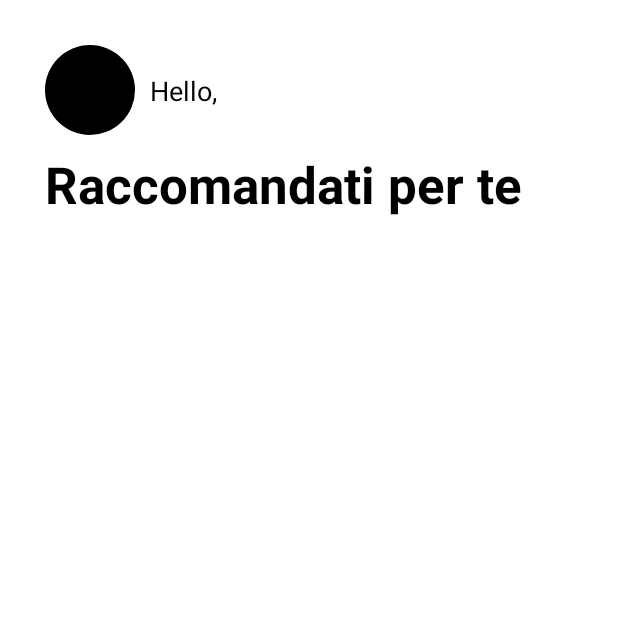
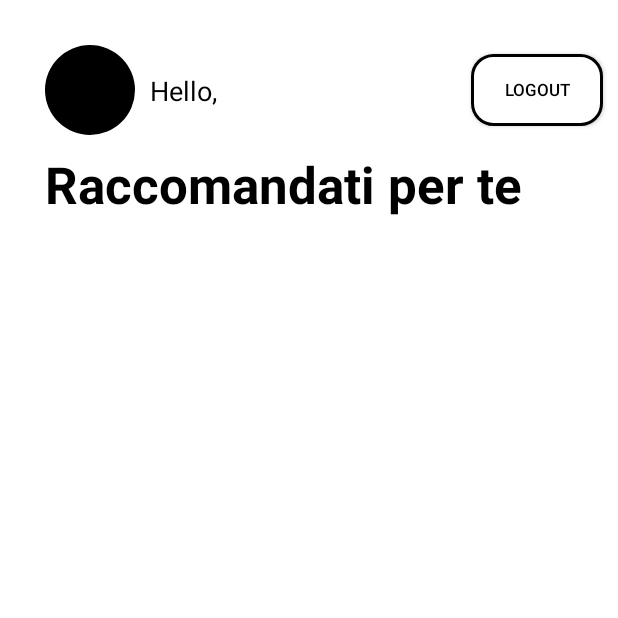
Before and after one commit to Antoniste/TheUncleAndGioppeProject, an Android app built with Jetpack Compose: the HomeFragment screen opened through its navigation route, on a phone screen of 412 x 824 dp, the top half of it. Run offline under Robolectric (Android 15) with nearby library versions, the phone set to English and light mode, and no system bars; our stand-ins replace Dagger/Hilt's generated code, data binding, navigation-ui; network calls fail.

Commit message:
add logout in homePage

```diff
--- a/app/src/main/java/com/example/theuncleandgioppeproject/HomeFragment.kt
+++ b/app/src/main/java/com/example/theuncleandgioppeproject/HomeFragment.kt
@@ -8,15 +8,18 @@ import android.view.View
 import android.view.ViewGroup
 import androidx.core.widget.doOnTextChanged
 import androidx.fragment.app.activityViewModels
+import androidx.navigation.fragment.findNavController
 import com.example.theuncleandgioppeproject.adapter.RecyclerViewAdapterHome
 import com.example.theuncleandgioppeproject.databinding.FragmentHomeBinding
 import com.example.theuncleandgioppeproject.viewModel.HardViewModel
+import com.example.theuncleandgioppeproject.viewModel.LoginViewModel
 import dagger.hilt.android.AndroidEntryPoint
 
 @AndroidEntryPoint
 class HomeFragment : Fragment() {
     private lateinit var binding: FragmentHomeBinding
     private lateinit var adapterRe: RecyclerViewAdapterHome
+    private val loginViewModel: LoginViewModel by activityViewModels()
     private val hardViewModel: HardViewModel by activityViewModels()
 
     override fun onCreateView(
@@ -47,6 +50,11 @@ class HomeFragment : Fragment() {
                 adapter = adapterRe
             }
         }
+        binding.logout.setOnClickListener{
+            loginViewModel.update(false,loginViewModel.userLive.value!!.idUser)
+            loginViewModel.logout()
+            findNavController().navigate(R.id.nav_graph)
+        }
 
     }
 
--- a/app/src/main/java/com/example/theuncleandgioppeproject/SignUpFragment.kt
+++ b/app/src/main/java/com/example/theuncleandgioppeproject/SignUpFragment.kt
@@ -54,7 +54,7 @@ class SignUpFragment : Fragment() {
                 val keyboard = requireContext().getSystemService(Context.INPUT_METHOD_SERVICE) as InputMethodManager
                 keyboard.hideSoftInputFromWindow(binding.root.windowToken, 0)
                 lifecycleScope.launch {
-                    loginViewModel.insertUser(UserPorn(binding.editEmail.text.toString(), binding.editPassword.text.toString()))
+                    loginViewModel.insertUser(UserPorn(binding.editEmail.text.toString(), binding.editPassword.text.toString(),false))
                 }
                 findNavController().navigate(R.id.action_signUpFragment_to_loginFragment)
             }
--- a/app/src/main/java/com/example/theuncleandgioppeproject/db/DaoPorn.kt
+++ b/app/src/main/java/com/example/theuncleandgioppeproject/db/DaoPorn.kt
@@ -4,6 +4,7 @@ import androidx.room.Dao
 import androidx.room.Insert
 import androidx.room.OnConflictStrategy
 import androidx.room.Query
+import androidx.room.Update
 import com.google.android.material.tabs.TabLayout.Tab
 @Dao
 interface DaoPorn {
@@ -11,4 +12,8 @@ interface DaoPorn {
     suspend fun insert(porn: UserPorn)
     @Query("SELECT * FROM user_porn WHERE email=:email AND password= :password")
     suspend fun select(email:String,password:String): UserPorn
+
+    @Query("UPDATE user_porn SET log=:log WHERE idUser=:id")
+        suspend fun update(log:Boolean,id:Int)
+
 }
--- a/app/src/main/java/com/example/theuncleandgioppeproject/db/PornDatabase.kt
+++ b/app/src/main/java/com/example/theuncleandgioppeproject/db/PornDatabase.kt
@@ -3,7 +3,7 @@ package com.example.theuncleandgioppeproject.db
 import androidx.room.Database
 import androidx.room.RoomDatabase
 
-@Database(entities = [UserPorn::class], version = 3)
+@Database(entities = [UserPorn::class], version = 5)
 abstract class PornDatabase : RoomDatabase() {
     abstract fun daoPorn() : DaoPorn
 }
--- a/app/src/main/java/com/example/theuncleandgioppeproject/db/UserPorn.kt
+++ b/app/src/main/java/com/example/theuncleandgioppeproject/db/UserPorn.kt
@@ -9,7 +9,8 @@ class UserPorn (
     @ColumnInfo(name = "email")
     var email: String? =null,
     @ColumnInfo(name = "password")
-    var password:String? =null
+    var password:String? =null,
+    var log:Boolean? = false
 ){
     @PrimaryKey(autoGenerate = true)
     var idUser: Int =0
--- a/app/src/main/java/com/example/theuncleandgioppeproject/repository/PornRepository.kt
+++ b/app/src/main/java/com/example/theuncleandgioppeproject/repository/PornRepository.kt
@@ -11,4 +11,8 @@ class PornRepository @Inject constructor(private var dao: DaoPorn) {
     suspend fun insertUser(user: UserPorn) {
         dao.insert(user)
     }
+
+    suspend fun update(log:Boolean,id:Int) {
+        dao.update(log,id)
+    }
 }
--- a/app/src/main/res/layout/fragment_home.xml
+++ b/app/src/main/res/layout/fragment_home.xml
@@ -29,6 +29,20 @@
             app:layout_constraintBottom_toBottomOf="@id/CircleAvatar"
             >
         </TextView>
+        <Button
+            android:id="@+id/logout"
+            android:layout_width="wrap_content"
+            android:layout_height="wrap_content"
+            android:text="Logout"
+            android:textColor="@color/black"
+            android:textSize="11sp"
+            android:layout_marginEnd="10dp"
+            android:background="@drawable/db_custom_button"
+            app:layout_constraintEnd_toEndOf="parent"
+            app:layout_constraintTop_toTopOf="@id/CircleAvatar"
+            app:layout_constraintBottom_toBottomOf="@id/CircleAvatar"
+            >
+        </Button>
         <TextView
             android:id="@+id/tvtRacc"
             android:layout_width="wrap_content"
```
Also changed, not shown: app/src/main/java/com/example/theuncleandgioppeproject/LoginFragment.kt (+9 -7 lines), app/src/main/java/com/example/theuncleandgioppeproject/viewModel/LoginViewModel.kt (+14 -2 lines).
